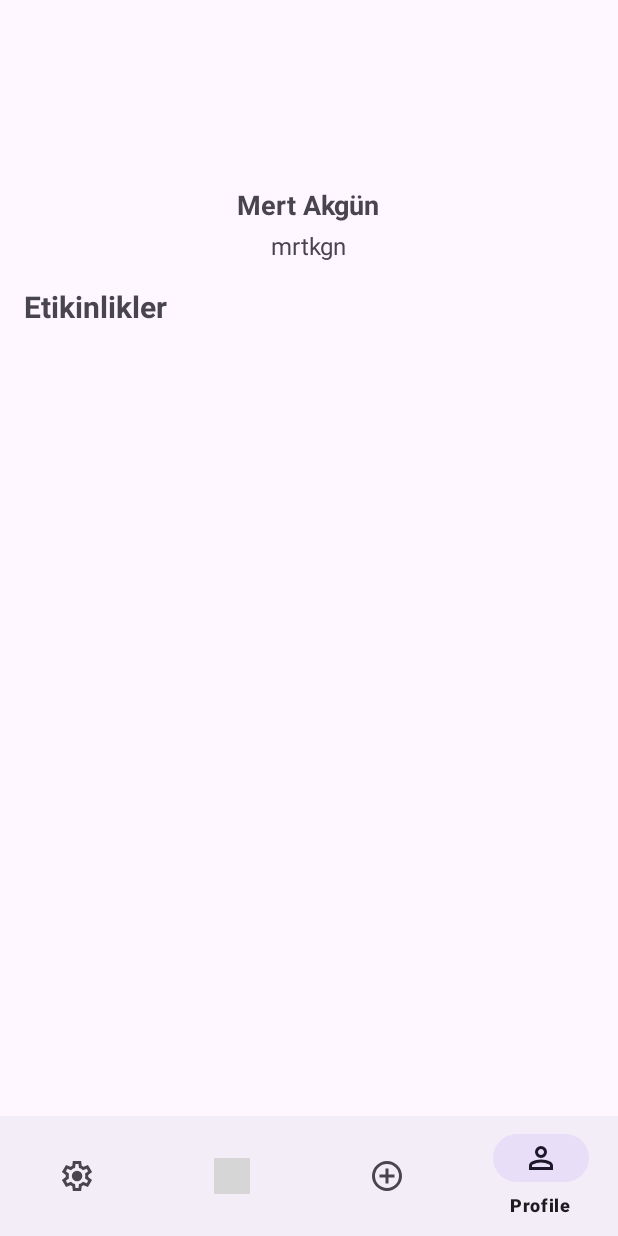
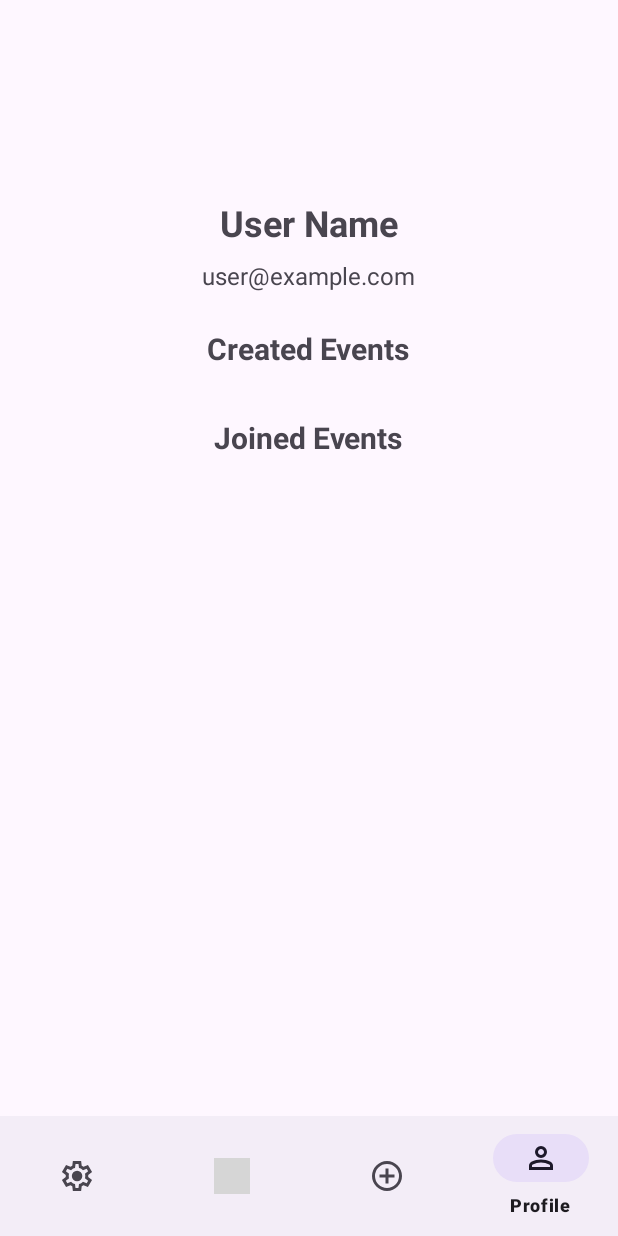
Before and after one commit to HobbyATM/HobbyApp, an Android app: the fragment Profile placed in its activity, item 4 of the bottom bar chosen, on a phone screen of 412 x 824 dp. Run offline under Robolectric (Android 15) with nearby library versions, the phone set to English and light mode, and no system bars; our stand-ins replace Firebase (no records; nobody signed in at launch, a user with empty details on screens opened directly); grey boxes are pictures that could not be loaded.

Commit message:
profile_update2

```diff
--- a/app/src/main/res/layout/activity_main_app.xml
+++ b/app/src/main/res/layout/activity_main_app.xml
@@ -15,7 +15,6 @@
         app:layout_constraintEnd_toEndOf="parent"
         app:layout_constraintStart_toStartOf="parent"
         app:layout_constraintTop_toTopOf="parent">
-
     </FrameLayout>
 
     <com.google.android.material.bottomnavigation.BottomNavigationView
--- a/app/src/main/res/layout/fragment_profile.xml
+++ b/app/src/main/res/layout/fragment_profile.xml
@@ -1,49 +1,68 @@
-<LinearLayout xmlns:android="http://schemas.android.com/apk/res/android"
+<ScrollView xmlns:android="http://schemas.android.com/apk/res/android"
+    xmlns:tools="http://schemas.android.com/tools"
     android:layout_width="match_parent"
     android:layout_height="match_parent"
-    android:orientation="vertical">
+    android:padding="16dp"
+    tools:context=".ProfileFragment">
+
+    <LinearLayout
+        android:layout_width="match_parent"
+        android:layout_height="wrap_content"
+        android:orientation="vertical"
+        android:gravity="center_horizontal">
 
         <ImageView
             android:id="@+id/profile_image"
             android:layout_width="100dp"
             android:layout_height="100dp"
-        android:layout_gravity="center_horizontal"
-        android:layout_marginTop="16dp"
-        />
+            android:layout_marginBottom="16dp"
+            android:scaleType="centerCrop"
+            android:background="?attr/selectableItemBackgroundBorderless"
+            android:contentDescription="Profile Image"
+            android:layout_gravity="center"/>
 
         <TextView
-        android:id="@+id/name_text"
+            android:id="@+id/profile_name"
             android:layout_width="wrap_content"
             android:layout_height="wrap_content"
-        android:text="Mert Akgün"
-        android:textSize="18sp"
+            android:text="User Name"
+            android:textSize="24sp"
             android:textStyle="bold"
-        android:layout_gravity="center_horizontal"
-        android:layout_marginTop="8dp"/>
+            android:layout_marginBottom="8dp"/>
 
         <TextView
-        android:id="@+id/email_text"
+            android:id="@+id/profile_email"
             android:layout_width="wrap_content"
             android:layout_height="wrap_content"
-        android:text="mrtkgn"
+            android:text="user@example.com"
             android:textSize="16sp"
-        android:layout_gravity="center_horizontal"
-        android:layout_marginTop="4dp"/>
+            android:layout_marginBottom="24dp"/>
 
         <TextView
-        android:id="@+id/events_title_text"
+            android:layout_width="wrap_content"
+            android:layout_height="wrap_content"
+            android:text="Created Events"
+            android:textSize="20sp"
+            android:textStyle="bold"
+            android:layout_marginBottom="8dp"/>
+
+        <androidx.recyclerview.widget.RecyclerView
+            android:id="@+id/created_events_recycler_view"
             android:layout_width="match_parent"
             android:layout_height="wrap_content"
-        android:text="Etikinlikler"
+            android:layout_marginBottom="24dp"/>
+
+        <TextView
+            android:layout_width="wrap_content"
+            android:layout_height="wrap_content"
+            android:text="Joined Events"
             android:textSize="20sp"
             android:textStyle="bold"
-        android:layout_marginTop="16dp"
-        android:paddingStart="16dp"/>
+            android:layout_marginBottom="8dp"/>
 
         <androidx.recyclerview.widget.RecyclerView
-        android:id="@+id/events_recycler_view"
+            android:id="@+id/joined_events_recycler_view"
             android:layout_width="match_parent"
-        android:layout_height="wrap_content"
-        android:layout_marginTop="8dp" />
-
+            android:layout_height="wrap_content"/>
     </LinearLayout>
+</ScrollView>
```
Lines whose indentation alone changed are shown as unchanged.
